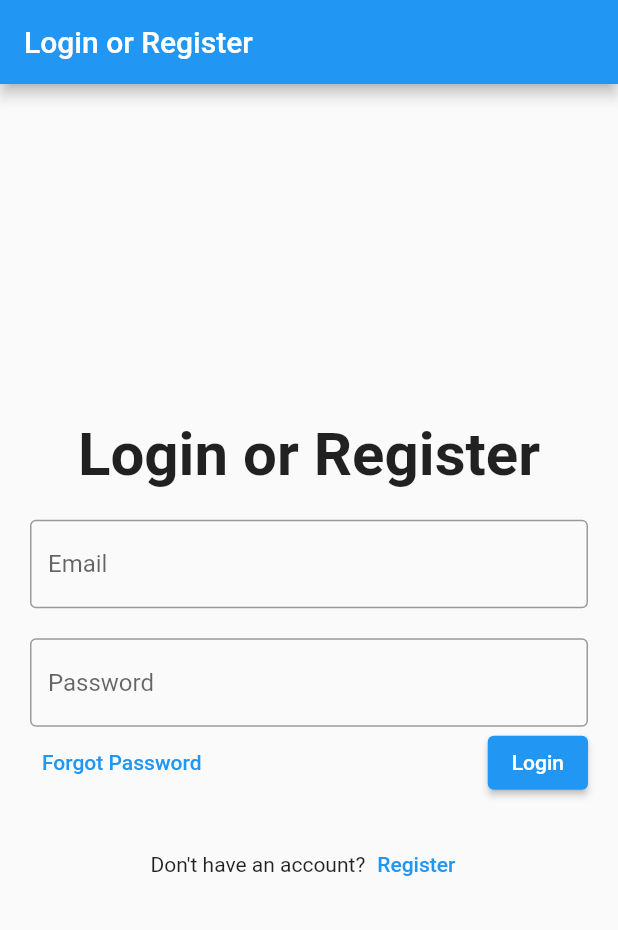
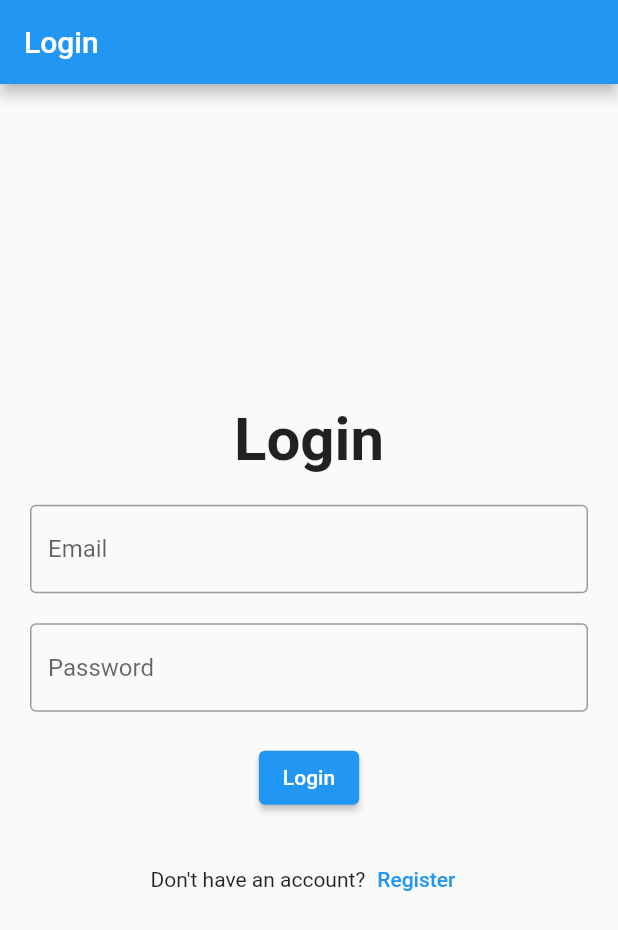
Before and after one commit to dimassibassem/Exam_Flutter, a Flutter app: the screen it shows after launch, on a phone screen of 412 x 824 dp. Shown: the top 930 px of the screen. Run offline on Flutter 3.47's test engine with Material 2 defaults, Android fonts, the phone set to English and light mode, and no system bars; our stand-ins replace cloud_firestore, firebase_auth, firebase_core; missing offline and left inert: flutter_session_manager; accounts and stored records are empty; generated files the repository leaves out were written again.

Commit message:
Simple Changes

```diff
--- a/lib/main.dart
+++ b/lib/main.dart
@@ -63,7 +63,6 @@ class MyApp extends StatelessWidget {
   @override
   Widget build(BuildContext context) {
     return const MaterialApp(
-      //Material App
       debugShowCheckedModeBanner: false,
       title: "Login App",
       home: HomeScreen(),
@@ -86,7 +85,7 @@ class _HomeScreenState extends State<HomeScreen> {
   Widget build(BuildContext context) {
     return Scaffold(
       appBar: AppBar(
-        title: const Text('Login or Register'),
+        title: const Text('Login'),
       ),
       body: SafeArea(
         child: Container(
@@ -95,7 +94,7 @@ class _HomeScreenState extends State<HomeScreen> {
             mainAxisAlignment: MainAxisAlignment.center,
             children: [
               const Text(
-                "Login or Register",
+                "Login",
                 style: TextStyle(
                   fontSize: 40,
                   fontWeight: FontWeight.bold,
@@ -130,13 +129,12 @@ class _HomeScreenState extends State<HomeScreen> {
                   });
                 },
               ),
+              const SizedBox(
+                height: 20,
+              ),
               Row(
-                mainAxisAlignment: MainAxisAlignment.spaceBetween,
+                mainAxisAlignment: MainAxisAlignment.center,
                 children: [
-                  TextButton(
-                    onPressed: () {},
-                    child: const Text("Forgot Password"),
-                  ),
                   ElevatedButton(
                     onPressed: () async {
                     await login(_email, _password, context);
--- a/lib/user_favorite_dishes_screen.dart
+++ b/lib/user_favorite_dishes_screen.dart
@@ -41,7 +41,6 @@ Future<List> getFavDishes() async {
         .where('email', isEqualTo: currentUser)
         .get()
         .then((QuerySnapshot querySnapshot) async {
-      // if (querySnapshot.docs.isNotEmpty) {
         fetchedFavoritesNames = querySnapshot.docs[0]['favorites'];
        await FirebaseFirestore.instance
             .collection('dishes')
@@ -57,8 +56,6 @@ Future<List> getFavDishes() async {
           }
           return fetchedFavorites;
         });
-      // }
-      // return fetchedFavorites;
     });
   } catch (e) {
     print(e);
@@ -89,7 +86,6 @@ class _FavoriteItemsListScreen extends State<FavoriteItemsListScreen> {
 
   @override
   Widget build(BuildContext context) {
-    // getCurrentUser();
     return Scaffold(
       appBar: AppBar(
         title: const Text('Dishes List'),
--- a/lib/user_list_screen.dart
+++ b/lib/user_list_screen.dart
@@ -26,7 +26,6 @@ class ItemsListScreen extends StatefulWidget {
 
 Future<List> getDishes() async {
   final fetchedDishes = [];
-  // var fetchedFavorites = [];
   try {
   await FirebaseFirestore.instance
         .collection('dishes')
@@ -39,7 +38,6 @@ Future<List> getDishes() async {
         ));
       }
       return fetchedDishes;
-      // _listFavorites = fetchedFavorites;
     });
   } catch (e) {
     print(e);
```
